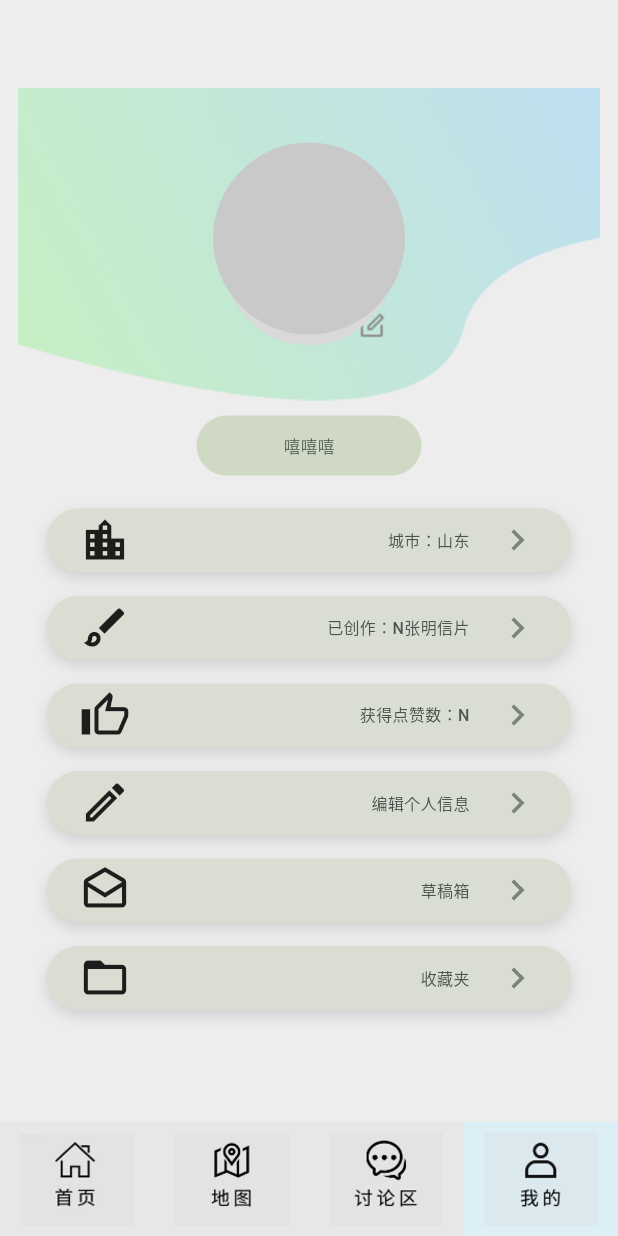
After one commit to Gargantua11/City-Postcard, a Flutter app: the ProfileScreen screen opened by its route, on a phone screen of 412 x 824 dp. The commit adds this screen. Run offline on Flutter 3.47's test engine with Material 3 defaults, Android fonts, the phone set to English and light mode, and no system bars; our stand-ins replace shared_preferences; accounts and stored records are empty.

Commit message:
添加“我的”页面（纯文本）

```diff
--- a/lib/main.dart
+++ b/lib/main.dart
@@ -9,6 +9,7 @@ import './screens/home_screen.dart';
 import './screens/city_search_screen.dart';
 import './screens/comment_section_screen.dart';
 import './screens/postcard_edit_screen.dart';
+import './screens/profile_screen.dart';
 import './services/auth_provider.dart';
 
 void main() {
@@ -40,6 +41,7 @@ class MyApp extends StatelessWidget {
           '/city_search': (context) => const CitySearchScreen(),
           '/comment_section': (context) => const CommentSectionScreen(),
           '/postcard_edit': (context) => const PostcardEditScreen(),
+          '/profile': (context) => const ProfileScreen(),
         },
       ),
     );
--- a/lib/screens/comment_section_screen.dart
+++ b/lib/screens/comment_section_screen.dart
@@ -137,9 +137,7 @@ class _CommentSectionScreenState extends State<CommentSectionScreen> {
         onCommentTap: () {
           debugPrint('当前在讨论区');
         },
-        onProfileTap: () {
-          debugPrint('切换到我的');
-        },
+        onProfileTap: () => Navigator.pushNamed(context, '/profile'),
       ),
     );
   }
--- a/lib/screens/home_screen.dart
+++ b/lib/screens/home_screen.dart
@@ -148,9 +148,7 @@ class _HomeBottomNavigationBar extends StatelessWidget {
         debugPrint('切换到地图');
       },
       onCommentTap: onCommentTap,
-      onProfileTap: () {
-        debugPrint('切换到我的');
-      },
+      onProfileTap: () => Navigator.pushNamed(context, '/profile'),
     );
   }
 }
--- /dev/null
+++ b/lib/screens/profile_screen.dart
@@ -0,0 +1,207 @@
+import 'package:flutter/material.dart';
+import '../widgets/app_bottom_nav_bar.dart';
+
+class ProfileScreen extends StatelessWidget {
+  const ProfileScreen({super.key});
+
+  @override
+  Widget build(BuildContext context) {
+    return Scaffold(
+      backgroundColor: const Color(0xFFEDEDED),
+      body: SafeArea(
+        child: LayoutBuilder(
+          builder: (context, constraints) {
+            final double maxWidth = constraints.maxWidth;
+            final double contentWidth = (maxWidth - 24).clamp(320.0, 440.0);
+            final double headerHeight = contentWidth * (236 / 440);
+            final double rowWidth = contentWidth * (397 / 440);
+            final double rowHeight = rowWidth * (48 / 397);
+
+            return Center(
+              child: SizedBox(
+                width: contentWidth,
+                child: SingleChildScrollView(
+                  padding: const EdgeInsets.only(bottom: 16),
+                  child: Column(
+                    crossAxisAlignment: CrossAxisAlignment.center,
+                    children: [
+                      SizedBox(
+                        width: contentWidth,
+                        height: headerHeight,
+                        child: Stack(
+                          children: [
+                            Positioned.fill(
+                              child: Image.asset(
+                                'assets/images/用户-画面.png',
+                                fit: BoxFit.fill,
+                                filterQuality: FilterQuality.high,
+                              ),
+                            ),
+                            Align(
+                              alignment: const Alignment(0, -0.1),
+                              child: Container(
+                                width: 128,
+                                height: 128,
+                                decoration: const BoxDecoration(
+                                  color: Color(0xFFC9C9C9),
+                                  shape: BoxShape.circle,
+                                ),
+                              ),
+                            ),
+                          ],
+                        ),
+                      ),
+                      const SizedBox(height: 10),
+                      _NameChip(width: 150, height: 40, text: '嘻嘻嘻'),
+                      const SizedBox(height: 22),
+                      _ProfileMenuItem(
+                        width: rowWidth,
+                        height: rowHeight,
+                        icon: Icons.location_city_outlined,
+                        text: '城市：山东',
+                      ),
+                      const SizedBox(height: 16),
+                      _ProfileMenuItem(
+                        width: rowWidth,
+                        height: rowHeight,
+                        icon: Icons.brush_outlined,
+                        text: '已创作：N张明信片',
+                      ),
+                      const SizedBox(height: 16),
+                      _ProfileMenuItem(
+                        width: rowWidth,
+                        height: rowHeight,
+                        icon: Icons.thumb_up_outlined,
+                        text: '获得点赞数：N',
+                      ),
+                      const SizedBox(height: 16),
+                      _ProfileMenuItem(
+                        width: rowWidth,
+                        height: rowHeight,
+                        icon: Icons.edit_outlined,
+                        text: '编辑个人信息',
+                      ),
+                      const SizedBox(height: 16),
+                      _ProfileMenuItem(
+                        width: rowWidth,
+                        height: rowHeight,
+                        icon: Icons.drafts_outlined,
+                        text: '草稿箱',
+                      ),
+                      const SizedBox(height: 16),
+                      _ProfileMenuItem(
+                        width: rowWidth,
+                        height: rowHeight,
+                        icon: Icons.folder_open_outlined,
+                        text: '收藏夹',
+                      ),
+                    ],
+                  ),
+                ),
+              ),
+            );
+          },
+        ),
+      ),
+      bottomNavigationBar: AppBottomNavBar(
+        currentTab: AppTab.profile,
+        backgroundColor: const Color(0xFFE7E7E7),
+        onHomeTap: () {
+          Navigator.pushNamed(context, '/home');
+        },
+        onMapTap: () {
+          debugPrint('切换到地图');
+        },
+        onCommentTap: () {
+          Navigator.pushNamed(context, '/comment_section');
+        },
+        onProfileTap: () {
+          debugPrint('当前在我的');
+        },
+      ),
+    );
+  }
+}
+
+class _NameChip extends StatelessWidget {
+  final double width;
+  final double height;
+  final String text;
+
+  const _NameChip({
+    required this.width,
+    required this.height,
+    required this.text,
+  });
+
+  @override
+  Widget build(BuildContext context) {
+    return Container(
+      width: width,
+      height: height,
+      decoration: BoxDecoration(
+        color: const Color(0xFFD0D9C4),
+        borderRadius: BorderRadius.circular(20),
+      ),
+      alignment: Alignment.center,
+      child: Text(
+        text,
+        style: const TextStyle(
+          fontSize: 20 / 1.8,
+          color: Color(0xFF5F685F),
+          fontWeight: FontWeight.w500,
+        ),
+      ),
+    );
+  }
+}
+
+class _ProfileMenuItem extends StatelessWidget {
+  final double width;
+  final double height;
+  final IconData icon;
+  final String text;
+
+  const _ProfileMenuItem({
+    required this.width,
+    required this.height,
+    required this.icon,
+    required this.text,
+  });
+
+  @override
+  Widget build(BuildContext context) {
+    return Container(
+      width: width,
+      height: height,
+      padding: const EdgeInsets.symmetric(horizontal: 22),
+      decoration: BoxDecoration(
+        color: const Color(0xFFD9DDD2),
+        borderRadius: BorderRadius.circular(26),
+        boxShadow: const [
+          BoxShadow(
+            color: Color(0x20000000),
+            blurRadius: 8,
+            offset: Offset(0, 4),
+          ),
+        ],
+      ),
+      child: Row(
+        children: [
+          Icon(icon, size: 34, color: Colors.black87),
+          const Spacer(),
+          Text(
+            text,
+            style: const TextStyle(
+              fontSize: 32 / 3,
+              color: Color(0xFF4C5450),
+              fontWeight: FontWeight.w500,
+            ),
+          ),
+          const SizedBox(width: 18),
+          const Icon(Icons.chevron_right, size: 28, color: Color(0xFF7D817D)),
+        ],
+      ),
+    );
+  }
+}
```
Also changed, not shown: assets/images/用户-名称.png (added), assets/images/用户-城市.png (added), assets/images/用户-已创作.png (added), assets/images/用户-收藏夹.png (added), assets/images/用户-画面.png (added), assets/images/用户-草稿箱.png (added), assets/images/用户-获得点赞数.png (added).
